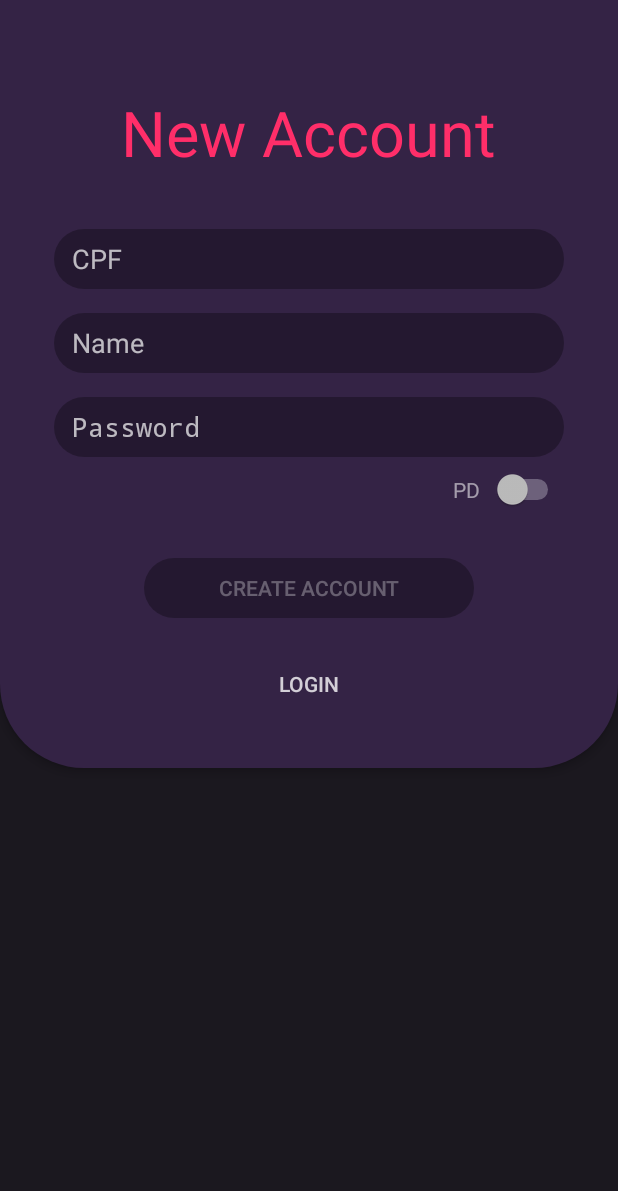
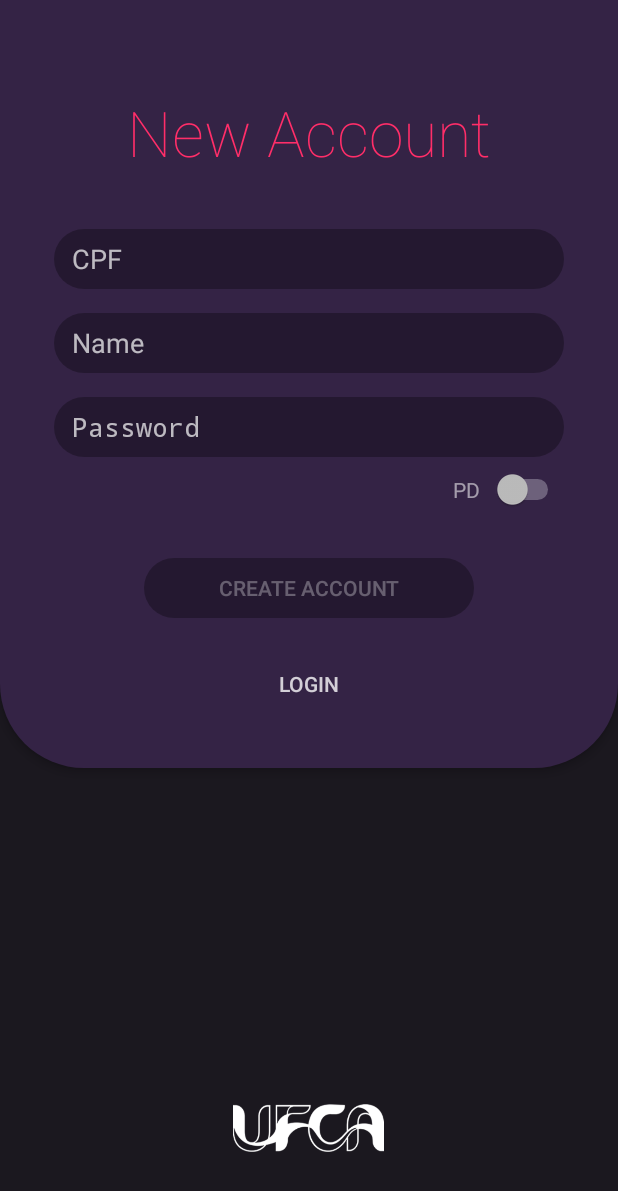
Before and after one commit to lucns-ufca/app-biblioteca, an Android app: the NewAccountActivity screen opened directly, with no data from a screen before it, on a phone screen of 412 x 824 dp. Shown: the top 1191 px of the screen. Run offline under Robolectric (Android 15) with nearby library versions, the phone set to English and light mode, and no system bars.

Commit message:
Atualizacao realizada no layout

```diff
--- a/app/src/main/java/com/equipe17/biblioteca/activities/content/fragment/FragmentHome.java
+++ b/app/src/main/java/com/equipe17/biblioteca/activities/content/fragment/FragmentHome.java
@@ -5,7 +5,6 @@ import android.content.Intent;
 import android.view.MenuInflater;
 import android.view.MenuItem;
 import android.view.View;
-import android.widget.AdapterView;
 import android.widget.ImageButton;
 import android.widget.ListView;
 import android.widget.PopupMenu;
@@ -45,7 +44,7 @@ public class FragmentHome extends FragmentView {
         if (user.name.contains(" ")) {
             String[] segments = user.name.split(" ");
             if (segments.length > 2) {
-                name = segments[0] + segments[1].charAt(0) + ". " + segments[1];
+                name = segments[0] + " " + segments[1].charAt(0) + ". " + segments[1];
             } else {
                 name = user.name;
             }
--- a/app/src/main/java/com/equipe17/biblioteca/activities/start/LoginActivity.java
+++ b/app/src/main/java/com/equipe17/biblioteca/activities/start/LoginActivity.java
@@ -124,7 +124,7 @@ public class LoginActivity extends Activity {
                                     break;
                             }
                         }
-                    }, 2500);
+                    }, 1000);
                 } else if (v.getId() == R.id.buttonNewAccount){
                     startActivity(new Intent(LoginActivity.this, NewAccountActivity.class));
                     overridePendingTransition(R.anim.fade_in, R.anim.fade_out);
--- a/app/src/main/java/com/equipe17/biblioteca/activities/start/NewAccountActivity.java
+++ b/app/src/main/java/com/equipe17/biblioteca/activities/start/NewAccountActivity.java
@@ -46,10 +46,6 @@ public class NewAccountActivity extends Activity {
         setContentView(R.layout.activity_new_account);
         setRequestedOrientation(ActivityInfo.SCREEN_ORIENTATION_PORTRAIT);
         getWindow().setStatusBarColor(getColor(R.color.fragment_background));
-
-        Typeface fontThin = Typeface.createFromAsset(getAssets(), "fonts/RobotoLight.ttf");
-        TextView textTitle = findViewById(R.id.textTitle);
-        textTitle.setTypeface(fontThin);
 
         button = findViewById(R.id.buttonNewAccount);
         editTextUser = findViewById(R.id.editTextUser);
@@ -159,7 +155,7 @@ public class NewAccountActivity extends Activity {
                                     break;
                             }
                         }
-                    }, 2500);
+                    }, 1000);
                 }
             }
         };
--- a/app/src/main/res/layout/activity_first.xml
+++ b/app/src/main/res/layout/activity_first.xml
@@ -15,8 +15,8 @@
             android:id="@+id/appIcon"
             android:layout_width="102dp"
             android:layout_height="102dp"
-            android:src="@drawable/app_icon"
-            android:layout_centerHorizontal="true" />
+            android:layout_centerHorizontal="true"
+            android:src="@drawable/app_icon" />
 
         <TextView
             android:id="@+id/appName"
--- a/app/src/main/res/layout/activity_new_account.xml
+++ b/app/src/main/res/layout/activity_new_account.xml
@@ -17,7 +17,7 @@
             android:layout_height="wrap_content"
             android:layout_centerHorizontal="true"
             android:layout_marginTop="@dimen/margin_4"
-            android:fontFamily="sans-serif-thin"
+            android:fontFamily="@font/thin"
             android:text="@string/new_account"
             android:textColor="@color/accent"
             android:textSize="42sp" />
@@ -156,7 +156,15 @@
                 android:background="@drawable/button_transparent"
                 android:text="@string/login"
                 android:textColor="@drawable/text_state" />
-
         </RelativeLayout>
     </RelativeLayout>
+
+    <ImageView
+        android:id="@+id/ufcaLogo"
+        android:layout_width="103dp"
+        android:layout_height="32dp"
+        android:layout_alignParentBottom="true"
+        android:layout_centerHorizontal="true"
+        android:layout_marginBottom="56dp"
+        android:src="@drawable/ufca_white" />
 </RelativeLayout>
```
